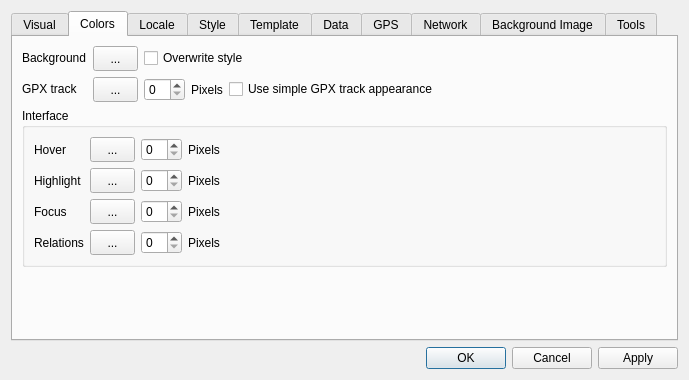
openstreetmap/merkaartor, file src/Preferences/PreferencesDialog.ui: the form before one commit.
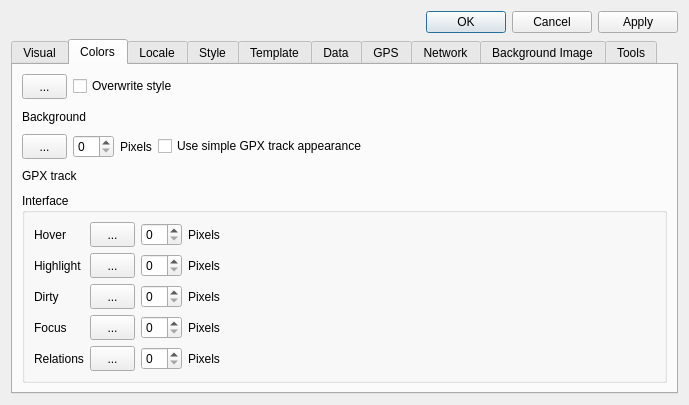
The form after the commit. The open tabs and pages were chosen to show the change.

Commit message: ADD : View menu item allowing to highlight "dirty" features, i.e., features ready for upload

The edit to the form file:
```diff
--- a/src/Preferences/PreferencesDialog.ui
+++ b/src/Preferences/PreferencesDialog.ui
@@ -8,13 +8,29 @@
     <x>0</x>
     <y>0</y>
     <width>689</width>
-    <height>347</height>
+    <height>405</height>
    </rect>
   </property>
   <property name="windowTitle">
    <string>Preferences</string>
   </property>
   <layout class="QVBoxLayout" name="verticalLayout_6">
+   <item>
+    <widget class="QDialogButtonBox" name="buttonBox">
+     <property name="maximumSize">
+      <size>
+       <width>900</width>
+       <height>700</height>
+      </size>
+     </property>
+     <property name="orientation">
+      <enum>Qt::Horizontal</enum>
+     </property>
+     <property name="standardButtons">
+      <set>QDialogButtonBox::Apply|QDialogButtonBox::Cancel|QDialogButtonBox::Ok</set>
+     </property>
+    </widget>
+   </item>
    <item>
     <widget class="QTabWidget" name="tabPref">
      <property name="tabPosition">
@@ -157,11 +173,8 @@
       <attribute name="title">
        <string>Colors</string>
       </attribute>
-      <layout class="QFormLayout" name="formLayout_2">
-       <property name="fieldGrowthPolicy">
-        <enum>QFormLayout::AllNonFixedFieldsGrow</enum>
-       </property>
-       <item row="1" column="1">
+      <layout class="QVBoxLayout" name="verticalLayout_9">
+       <item>
         <layout class="QHBoxLayout" name="horizontalLayout_3">
          <item>
           <widget class="QToolButton" name="btBgColor">
@@ -204,7 +217,74 @@
          </item>
         </layout>
        </item>
-       <item row="3" column="0" colspan="2">
+       <item>
+        <widget class="QLabel" name="label_8">
+         <property name="text">
+          <string>Background</string>
+         </property>
+        </widget>
+       </item>
+       <item>
+        <layout class="QHBoxLayout" name="horizontalLayout_11">
+         <item>
+          <widget class="QToolButton" name="btGpxTrackColor">
+           <property name="minimumSize">
+            <size>
+             <width>45</width>
+             <height>25</height>
+            </size>
+           </property>
+           <property name="text">
+            <string>...</string>
+           </property>
+           <property name="iconSize">
+            <size>
+             <width>40</width>
+             <height>20</height>
+            </size>
+           </property>
+          </widget>
+         </item>
+         <item>
+          <widget class="QSpinBox" name="GpxTrackWidth"/>
+         </item>
+         <item>
+          <widget class="QLabel" name="label_27">
+           <property name="text">
+            <string>Pixels</string>
+           </property>
+          </widget>
+         </item>
+         <item>
+          <widget class="QCheckBox" name="cbSimpleGpxTrack">
+           <property name="text">
+            <string>Use simple GPX track appearance</string>
+           </property>
+          </widget>
+         </item>
+         <item>
+          <spacer name="horizontalSpacer_6">
+           <property name="orientation">
+            <enum>Qt::Horizontal</enum>
+           </property>
+           <property name="sizeHint" stdset="0">
+            <size>
+             <width>40</width>
+             <height>20</height>
+            </size>
+           </property>
+          </spacer>
+         </item>
+        </layout>
+       </item>
+       <item>
+        <widget class="QLabel" name="label_26">
+         <property name="text">
+          <string>GPX track</string>
+         </property>
+        </widget>
+       </item>
+       <item>
         <widget class="QGroupBox" name="groupBox_2">
          <property name="minimumSize">
           <size>
@@ -216,7 +296,7 @@
           <string>Interface</string>
          </property>
          <layout class="QGridLayout" name="formLayout">
-          <item row="2" column="1">
+          <item row="3" column="1">
            <layout class="QHBoxLayout" name="horizontalLayout_5">
             <item>
              <widget class="QToolButton" name="btFocusColor">
@@ -262,7 +342,7 @@
             </item>
            </layout>
           </item>
-          <item row="3" column="1">
+          <item row="4" column="1">
            <layout class="QHBoxLayout" name="horizontalLayout_6">
             <item>
              <widget class="QToolButton" name="btRelationsColor">
@@ -407,14 +487,14 @@
             </item>
            </layout>
           </item>
-          <item row="3" column="0">
+          <item row="4" column="0">
            <widget class="QLabel" name="label_21">
             <property name="text">
              <string>Relations</string>
             </property>
            </widget>
           </item>
-          <item row="2" column="0">
+          <item row="3" column="0">
            <widget class="QLabel" name="label_20">
             <property name="text">
              <string>Focus</string>
@@ -428,27 +508,10 @@
             </property>
            </widget>
           </item>
-         </layout>
-        </widget>
-       </item>
-       <item row="1" column="0">
-        <widget class="QLabel" name="label_8">
-         <property name="text">
-          <string>Background</string>
-         </property>
-        </widget>
-       </item>
-       <item row="2" column="0">
-        <widget class="QLabel" name="label_26">
-         <property name="text">
-          <string>GPX track</string>
-         </property>
-        </widget>
-       </item>
        <item row="2" column="1">
-        <layout class="QHBoxLayout" name="horizontalLayout_11">
+           <layout class="QHBoxLayout" name="horizontalLayout_13">
          <item>
-          <widget class="QToolButton" name="btGpxTrackColor">
+             <widget class="QToolButton" name="btDirtyColor">
            <property name="minimumSize">
             <size>
              <width>45</width>
@@ -467,24 +530,17 @@
           </widget>
          </item>
          <item>
-          <widget class="QSpinBox" name="GpxTrackWidth"/>
+             <widget class="QSpinBox" name="DirtyWidth"/>
          </item>
          <item>
-          <widget class="QLabel" name="label_27">
+             <widget class="QLabel" name="label_28">
            <property name="text">
             <string>Pixels</string>
            </property>
           </widget>
          </item>
          <item>
-          <widget class="QCheckBox" name="cbSimpleGpxTrack">
-           <property name="text">
-            <string>Use simple GPX track appearance</string>
-           </property>
-          </widget>
-         </item>
-         <item>
-          <spacer name="horizontalSpacer_6">
+             <spacer name="horizontalSpacer_8">
            <property name="orientation">
             <enum>Qt::Horizontal</enum>
            </property>
@@ -497,6 +553,16 @@
           </spacer>
          </item>
         </layout>
+          </item>
+          <item row="2" column="0">
+           <widget class="QLabel" name="label_11">
+            <property name="text">
+             <string>Dirty</string>
+            </property>
+           </widget>
+          </item>
+         </layout>
+        </widget>
        </item>
       </layout>
      </widget>
@@ -1360,22 +1426,6 @@
      </widget>
     </widget>
    </item>
-   <item>
-    <widget class="QDialogButtonBox" name="buttonBox">
-     <property name="maximumSize">
-      <size>
-       <width>900</width>
-       <height>700</height>
-      </size>
-     </property>
-     <property name="orientation">
-      <enum>Qt::Horizontal</enum>
-     </property>
-     <property name="standardButtons">
-      <set>QDialogButtonBox::Apply|QDialogButtonBox::Cancel|QDialogButtonBox::Ok</set>
-     </property>
-    </widget>
-   </item>
   </layout>
  </widget>
  <tabstops>
```
Left out of the diff: 2 changed lines with no effect on the pictures. Lines whose indentation alone changed are shown as unchanged. The commit also changes 14 other files.
